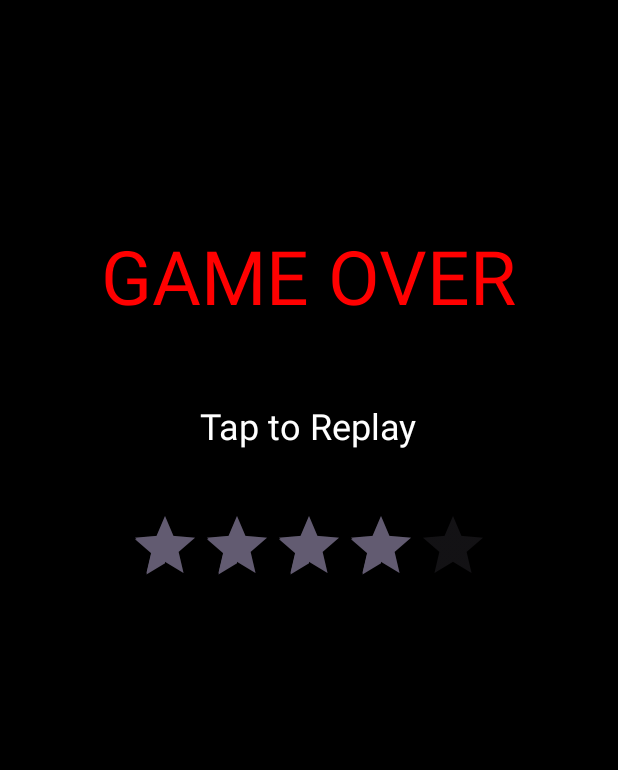
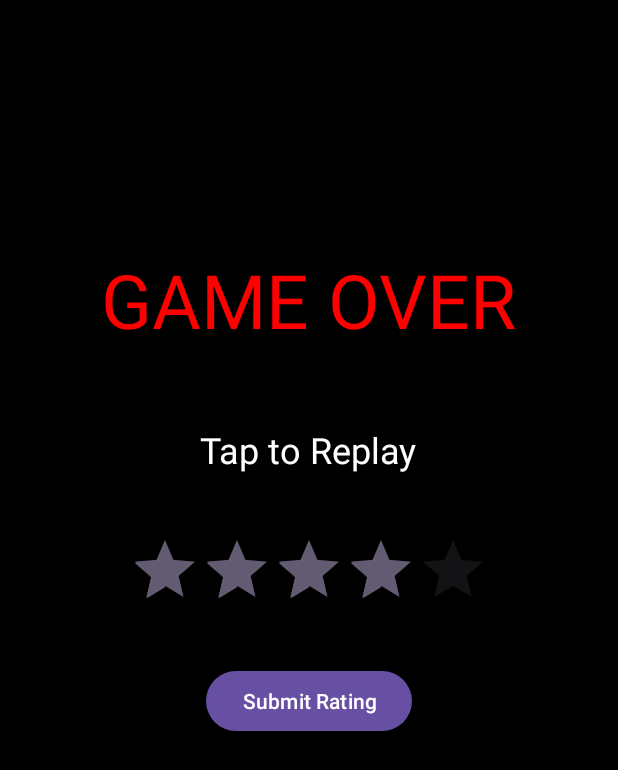
Before and after one commit to jbarney14/finalProjectAS, an Android app: the layout activity_game_over.xml on its own in the app's theme, with its tools: preview values and no code run, on a phone screen of 412 x 824 dp. Shown: the top 770 px of the screen. Run offline under Robolectric (Android 15) with nearby library versions, the phone set to English and light mode, and no system bars.

```diff
--- a/app/src/main/res/layout/activity_game_over.xml
+++ b/app/src/main/res/layout/activity_game_over.xml
@@ -5,7 +5,9 @@
     android:background="#000000"
     android:layout_width="match_parent"
     android:layout_height="match_parent"
-    android:gravity="center_horizontal">
+    android:gravity="center_horizontal"
+    android:padding="16dp"
+    android:id="@+id/rootLayout">
 
     <TextView
         android:id="@+id/gameOverText"
@@ -32,7 +34,15 @@
         android:numStars="5"
         android:stepSize="1"
         android:rating="4"
+        android:isIndicator="false"
         android:layout_marginTop="40dp" />
+
+    <Button
+        android:id="@+id/submitButton"
+        android:layout_width="wrap_content"
+        android:layout_height="wrap_content"
+        android:text="Submit Rating"
+        android:layout_marginTop="30dp" />
 
 
     <View
```
Also changed, not shown: app/src/main/java/com/example/finalproject/GameOverActivity.kt (+26 -0 lines), app/src/main/java/com/example/finalproject/MainActivity.kt (+14 -4 lines).
